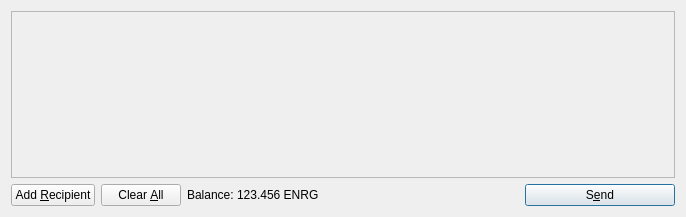
First picture: the form in src/qt/forms/sendcoinsdialog.ui, repository EnergyCoin/energycoin, before the edit.
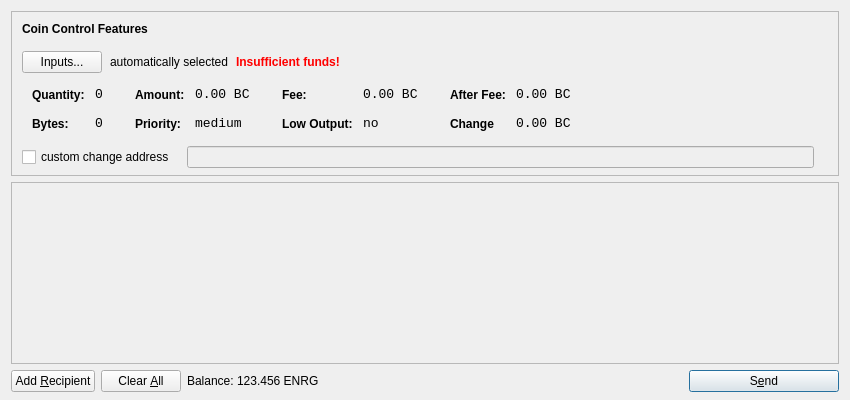
Second picture: the form after the edit. Icons and pictures are not drawn.

Commit message: Coin Control Features added

What changed in the file:
```diff
--- a/src/qt/forms/sendcoinsdialog.ui
+++ b/src/qt/forms/sendcoinsdialog.ui
@@ -6,14 +6,615 @@
    <rect>
     <x>0</x>
     <y>0</y>
-    <width>686</width>
-    <height>217</height>
+    <width>850</width>
+    <height>400</height>
    </rect>
   </property>
   <property name="windowTitle">
    <string>Send Coins</string>
   </property>
-  <layout class="QVBoxLayout" name="verticalLayout">
+  <layout class="QVBoxLayout" name="verticalLayout" stretch="0,1,0">
+   <property name="bottomMargin">
+    <number>8</number>
+   </property>
+   <item>
+    <widget class="QFrame" name="frameCoinControl">
+     <property name="sizePolicy">
+      <sizepolicy hsizetype="Expanding" vsizetype="Expanding">
+       <horstretch>0</horstretch>
+       <verstretch>0</verstretch>
+      </sizepolicy>
+     </property>
+     <property name="maximumSize">
+      <size>
+       <width>16777215</width>
+       <height>16777215</height>
+      </size>
+     </property>
+     <property name="frameShape">
+      <enum>QFrame::StyledPanel</enum>
+     </property>
+     <property name="frameShadow">
+      <enum>QFrame::Sunken</enum>
+     </property>
+     <layout class="QVBoxLayout" name="verticalLayoutCoinControl2">
+      <property name="spacing">
+       <number>-1</number>
+      </property>
+      <property name="leftMargin">
+       <number>0</number>
+      </property>
+      <property name="topMargin">
+       <number>0</number>
+      </property>
+      <property name="rightMargin">
+       <number>0</number>
+      </property>
+      <property name="bottomMargin">
+       <number>6</number>
+      </property>
+      <item>
+       <layout class="QVBoxLayout" name="verticalLayoutCoinControl" stretch="0,0,0,0,1">
+        <property name="spacing">
+         <number>0</number>
+        </property>
+        <property name="leftMargin">
+         <number>10</number>
+        </property>
+        <property name="topMargin">
+         <number>10</number>
+        </property>
+        <item>
+         <layout class="QHBoxLayout" name="horizontalLayoutCoinControl1">
+          <property name="bottomMargin">
+           <number>15</number>
+          </property>
+          <item>
+           <widget class="QLabel" name="labelCoinControlFeatures">
+            <property name="sizePolicy">
+             <sizepolicy hsizetype="Preferred" vsizetype="Maximum">
+              <horstretch>0</horstretch>
+              <verstretch>0</verstretch>
+             </sizepolicy>
+            </property>
+            <property name="font">
+             <font>
+              <weight>75</weight>
+              <bold>true</bold>
+             </font>
+            </property>
+            <property name="styleSheet">
+             <string notr="true">font-weight:bold;</string>
+            </property>
+            <property name="text">
+             <string>Coin Control Features</string>
+            </property>
+           </widget>
+          </item>
+         </layout>
+        </item>
+        <item>
+         <layout class="QHBoxLayout" name="horizontalLayoutCoinControl2" stretch="0,0,0,0">
+          <property name="spacing">
+           <number>8</number>
+          </property>
+          <property name="bottomMargin">
+           <number>10</number>
+          </property>
+          <item>
+           <widget class="QPushButton" name="pushButtonCoinControl">
+            <property name="styleSheet">
+             <string notr="true"/>
+            </property>
+            <property name="text">
+             <string>Inputs...</string>
+            </property>
+           </widget>
+          </item>
+          <item>
+           <widget class="QLabel" name="labelCoinControlAutomaticallySelected">
+            <property name="text">
+             <string>automatically selected</string>
+            </property>
+            <property name="margin">
+             <number>5</number>
+            </property>
+           </widget>
+          </item>
+          <item>
+           <widget class="QLabel" name="labelCoinControlInsuffFunds">
+            <property name="font">
+             <font>
+              <weight>75</weight>
+              <bold>true</bold>
+             </font>
+            </property>
+            <property name="styleSheet">
+             <string notr="true">color:red;font-weight:bold;</string>
+            </property>
+            <property name="text">
+             <string>Insufficient funds!</string>
+            </property>
+            <property name="margin">
+             <number>5</number>
+            </property>
+           </widget>
+          </item>
+          <item>
+           <spacer name="horizontalSpacerCoinControl">
+            <property name="orientation">
+             <enum>Qt::Horizontal</enum>
+            </property>
+            <property name="sizeHint" stdset="0">
+             <size>
+              <width>40</width>
+              <height>1</height>
+             </size>
+            </property>
+           </spacer>
+          </item>
+         </layout>
+        </item>
+        <item>
+         <widget class="QWidget" name="widgetCoinControl" native="true">
+          <property name="sizePolicy">
+           <sizepolicy hsizetype="Preferred" vsizetype="Preferred">
+            <horstretch>0</horstretch>
+            <verstretch>0</verstretch>
+           </sizepolicy>
+          </property>
+          <property name="minimumSize">
+           <size>
+            <width>0</width>
+            <height>0</height>
+           </size>
+          </property>
+          <property name="styleSheet">
+           <string notr="true"/>
+          </property>
+          <layout class="QHBoxLayout" name="horizontalLayoutCoinControl5">
+           <property name="margin">
+            <number>0</number>
+           </property>
+           <item>
+            <layout class="QHBoxLayout" name="horizontalLayoutCoinControl3" stretch="0,0,0,1">
+             <property name="spacing">
+              <number>20</number>
+             </property>
+             <property name="topMargin">
+              <number>0</number>
+             </property>
+             <property name="bottomMargin">
+              <number>10</number>
+             </property>
+             <item>
+              <layout class="QFormLayout" name="formLayoutCoinControl1">
+               <property name="horizontalSpacing">
+                <number>10</number>
+               </property>
+               <property name="verticalSpacing">
+                <number>14</number>
+               </property>
+               <property name="leftMargin">
+                <number>10</number>
+               </property>
+               <property name="topMargin">
+                <number>4</number>
+               </property>
+               <property name="rightMargin">
+                <number>6</number>
+               </property>
+               <item row="0" column="0">
+                <widget class="QLabel" name="labelCoinControlQuantityText">
+                 <property name="styleSheet">
+                  <string notr="true">font-weight:bold;</string>
+                 </property>
+                 <property name="text">
+                  <string>Quantity:</string>
+                 </property>
+                 <property name="margin">
+                  <number>0</number>
+                 </property>
+                </widget>
+               </item>
+               <item row="0" column="1">
+                <widget class="QLabel" name="labelCoinControlQuantity">
+                 <property name="font">
+                  <font>
+                   <family>Monospace</family>
+                   <pointsize>10</pointsize>
+                  </font>
+                 </property>
+                 <property name="cursor">
+                  <cursorShape>IBeamCursor</cursorShape>
+                 </property>
+                 <property name="contextMenuPolicy">
+                  <enum>Qt::ActionsContextMenu</enum>
+                 </property>
+                 <property name="text">
+                  <string>0</string>
+                 </property>
+                 <property name="margin">
+                  <number>0</number>
+                 </property>
+                 <property name="textInteractionFlags">
+                  <set>Qt::LinksAccessibleByMouse|Qt::TextSelectableByKeyboard|Qt::TextSelectableByMouse</set>
+                 </property>
+                </widget>
+               </item>
+               <item row="1" column="0">
+                <widget class="QLabel" name="labelCoinControlBytesText">
+                 <property name="styleSheet">
+                  <string notr="true">font-weight:bold;</string>
+                 </property>
+                 <property name="text">
+                  <string>Bytes:</string>
+                 </property>
+                </widget>
+               </item>
+               <item row="1" column="1">
+                <widget class="QLabel" name="labelCoinControlBytes">
+                 <property name="font">
+                  <font>
+                   <family>Monospace</family>
+                   <pointsize>10</pointsize>
+                  </font>
+                 </property>
+                 <property name="cursor">
+                  <cursorShape>IBeamCursor</cursorShape>
+                 </property>
+                 <property name="contextMenuPolicy">
+                  <enum>Qt::ActionsContextMenu</enum>
+                 </property>
+                 <property name="text">
+                  <string>0</string>
+                 </property>
+                 <property name="textInteractionFlags">
+                  <set>Qt::LinksAccessibleByMouse|Qt::TextSelectableByKeyboard|Qt::TextSelectableByMouse</set>
+                 </property>
+                </widget>
+               </item>
+              </layout>
+             </item>
+             <item>
+              <layout class="QFormLayout" name="formLayoutCoinControl2">
+               <property name="horizontalSpacing">
+                <number>10</number>
+               </property>
+               <property name="verticalSpacing">
+                <number>14</number>
+               </property>
+               <property name="leftMargin">
+                <number>6</number>
+               </property>
+               <property name="topMargin">
+                <number>4</number>
+               </property>
+               <property name="rightMargin">
+                <number>6</number>
+               </property>
+               <item row="0" column="0">
+                <widget class="QLabel" name="labelCoinControlAmountText">
+                 <property name="styleSheet">
+                  <string notr="true">font-weight:bold;</string>
+                 </property>
+                 <property name="text">
+                  <string>Amount:</string>
+                 </property>
+                 <property name="margin">
+                  <number>0</number>
+                 </property>
+                </widget>
+               </item>
+               <item row="0" column="1">
+                <widget class="QLabel" name="labelCoinControlAmount">
+                 <property name="font">
+                  <font>
+                   <family>Monospace</family>
+                   <pointsize>10</pointsize>
+                  </font>
+                 </property>
+                 <property name="cursor">
+                  <cursorShape>IBeamCursor</cursorShape>
+                 </property>
+                 <property name="contextMenuPolicy">
+                  <enum>Qt::ActionsContextMenu</enum>
+                 </property>
+                 <property name="text">
+                  <string>0.00 BC</string>
+                 </property>
+                 <property name="textInteractionFlags">
+                  <set>Qt::LinksAccessibleByMouse|Qt::TextSelectableByKeyboard|Qt::TextSelectableByMouse</set>
+                 </property>
+                </widget>
+               </item>
+               <item row="1" column="0">
+                <widget class="QLabel" name="labelCoinControlPriorityText">
+                 <property name="styleSheet">
+                  <string notr="true">font-weight:bold;</string>
+                 </property>
+                 <property name="text">
+                  <string>Priority:</string>
+                 </property>
+                </widget>
+               </item>
+               <item row="1" column="1">
+                <widget class="QLabel" name="labelCoinControlPriority">
+                 <property name="font">
+                  <font>
+                   <family>Monospace</family>
+                   <pointsize>10</pointsize>
+                  </font>
+                 </property>
+                 <property name="cursor">
+                  <cursorShape>IBeamCursor</cursorShape>
+                 </property>
+                 <property name="contextMenuPolicy">
+                  <enum>Qt::ActionsContextMenu</enum>
+                 </property>
+                 <property name="text">
+                  <string>medium</string>
+                 </property>
+                 <property name="textInteractionFlags">
+                  <set>Qt::LinksAccessibleByMouse|Qt::TextSelectableByKeyboard|Qt::TextSelectableByMouse</set>
+                 </property>
+                </widget>
+               </item>
+              </layout>
+             </item>
+             <item>
+              <layout class="QFormLayout" name="formLayoutCoinControl3">
+               <property name="horizontalSpacing">
+                <number>10</number>
+               </property>
+               <property name="verticalSpacing">
+                <number>14</number>
+               </property>
+               <property name="leftMargin">
+                <number>6</number>
+               </property>
+               <property name="topMargin">
+                <number>4</number>
+               </property>
+               <property name="rightMargin">
+                <number>6</number>
+               </property>
+               <item row="0" column="0">
+                <widget class="QLabel" name="labelCoinControlFeeText">
+                 <property name="styleSheet">
+                  <string notr="true">font-weight:bold;</string>
+                 </property>
+                 <property name="text">
+                  <string>Fee:</string>
+                 </property>
+                 <property name="margin">
+                  <number>0</number>
+                 </property>
+                </widget>
+               </item>
+               <item row="0" column="1">
+                <widget class="QLabel" name="labelCoinControlFee">
+                 <property name="font">
+                  <font>
+                   <family>Monospace</family>
+                   <pointsize>10</pointsize>
+                  </font>
+                 </property>
+                 <property name="cursor">
+                  <cursorShape>IBeamCursor</cursorShape>
+                 </property>
+                 <property name="contextMenuPolicy">
+                  <enum>Qt::ActionsContextMenu</enum>
+                 </property>
+                 <property name="text">
+                  <string>0.00 BC</string>
+                 </property>
+                 <property name="textInteractionFlags">
+                  <set>Qt::LinksAccessibleByMouse|Qt::TextSelectableByKeyboard|Qt::TextSelectableByMouse</set>
+                 </property>
+                </widget>
+               </item>
+               <item row="1" column="0">
+                <widget class="QLabel" name="labelCoinControlLowOutputText">
+                 <property name="styleSheet">
+                  <string notr="true">font-weight:bold;</string>
+                 </property>
+                 <property name="text">
+                  <string>Low Output:</string>
+                 </property>
+                </widget>
+               </item>
+               <item row="1" column="1">
+                <widget class="QLabel" name="labelCoinControlLowOutput">
+                 <property name="font">
+                  <font>
+                   <family>Monospace</family>
+                   <pointsize>10</pointsize>
+                  </font>
+                 </property>
+                 <property name="cursor">
+                  <cursorShape>IBeamCursor</cursorShape>
+                 </property>
+                 <property name="contextMenuPolicy">
+                  <enum>Qt::ActionsContextMenu</enum>
+                 </property>
+                 <property name="text">
+                  <string>no</string>
+                 </property>
+                 <property name="textInteractionFlags">
+                  <set>Qt::LinksAccessibleByMouse|Qt::TextSelectableByKeyboard|Qt::TextSelectableByMouse</set>
+                 </property>
+                </widget>
+               </item>
+              </layout>
+             </item>
+             <item>
+              <layout class="QFormLayout" name="formLayoutCoinControl4">
+               <property name="horizontalSpacing">
+                <number>10</number>
+               </property>
+               <property name="verticalSpacing">
+                <number>14</number>
+               </property>
+               <property name="leftMargin">
+                <number>6</number>
+               </property>
+               <property name="topMargin">
+                <number>4</number>
+               </property>
+               <property name="rightMargin">
+                <number>6</number>
+               </property>
+               <item row="0" column="0">
+                <widget class="QLabel" name="labelCoinControlAfterFeeText">
+                 <property name="styleSheet">
+                  <string notr="true">font-weight:bold;</string>
+                 </property>
+                 <property name="text">
+                  <string>After Fee:</string>
+                 </property>
+                 <property name="margin">
+                  <number>0</number>
+                 </property>
+                </widget>
+               </item>
+               <item row="0" column="1">
+                <widget class="QLabel" name="labelCoinControlAfterFee">
+                 <property name="font">
+                  <font>
+                   <family>Monospace</family>
+                   <pointsize>10</pointsize>
+                  </font>
+                 </property>
+                 <property name="cursor">
+                  <cursorShape>IBeamCursor</cursorShape>
+                 </property>
+                 <property name="contextMenuPolicy">
+                  <enum>Qt::ActionsContextMenu</enum>
+                 </property>
+                 <property name="text">
+                  <string>0.00 BC</string>
+                 </property>
+                 <property name="textInteractionFlags">
+                  <set>Qt::LinksAccessibleByMouse|Qt::TextSelectableByKeyboard|Qt::TextSelectableByMouse</set>
+                 </property>
+                </widget>
+               </item>
+               <item row="1" column="0">
+                <widget class="QLabel" name="labelCoinControlChangeText">
+                 <property name="styleSheet">
+                  <string notr="true">font-weight:bold;</string>
+                 </property>
+                 <property name="text">
+                  <string>Change</string>
+                 </property>
+                </widget>
+               </item>
+               <item row="1" column="1">
+                <widget class="QLabel" name="labelCoinControlChange">
+                 <property name="font">
+                  <font>
+                   <family>Monospace</family>
+                   <pointsize>10</pointsize>
+                  </font>
+                 </property>
+                 <property name="cursor">
+                  <cursorShape>IBeamCursor</cursorShape>
+                 </property>
+                 <property name="contextMenuPolicy">
+                  <enum>Qt::ActionsContextMenu</enum>
+                 </property>
+                 <property name="text">
+                  <string>0.00 BC</string>
+                 </property>
+                 <property name="textInteractionFlags">
+                  <set>Qt::LinksAccessibleByMouse|Qt::TextSelectableByKeyboard|Qt::TextSelectableByMouse</set>
+                 </property>
+                </widget>
+               </item>
+              </layout>
+             </item>
+            </layout>
+           </item>
+          </layout>
+         </widget>
+        </item>
+        <item>
+         <layout class="QHBoxLayout" name="horizontalLayoutCoinControl4" stretch="0,0,0">
+          <property name="spacing">
+           <number>12</number>
+          </property>
+          <property name="sizeConstraint">
+           <enum>QLayout::SetDefaultConstraint</enum>
+          </property>
+          <property name="topMargin">
+           <number>5</number>
+          </property>
+          <property name="rightMargin">
+           <number>5</number>
+          </property>
+          <item>
+           <widget class="QCheckBox" name="checkBoxCoinControlChange">
+            <property name="text">
+             <string>custom change address</string>
+            </property>
+           </widget>
+          </item>
+          <item>
+           <widget class="QLineEdit" name="lineEditCoinControlChange">
+            <property name="enabled">
+             <bool>false</bool>
+            </property>
+            <property name="sizePolicy">
+             <sizepolicy hsizetype="Expanding" vsizetype="Fixed">
+              <horstretch>0</horstretch>
+              <verstretch>0</verstretch>
+             </sizepolicy>
+            </property>
+           </widget>
+          </item>
+          <item>
+           <widget class="QLabel" name="labelCoinControlChangeLabel">
+            <property name="sizePolicy">
+             <sizepolicy hsizetype="Preferred" vsizetype="Expanding">
+              <horstretch>0</horstretch>
+              <verstretch>0</verstretch>
+             </sizepolicy>
+            </property>
+            <property name="minimumSize">
+             <size>
+              <width>0</width>
+              <height>0</height>
+             </size>
+            </property>
+            <property name="text">
+             <string/>
+            </property>
+            <property name="margin">
+             <number>3</number>
+            </property>
+           </widget>
+          </item>
+         </layout>
+        </item>
+        <item>
+         <spacer name="verticalSpacerCoinControl">
+          <property name="orientation">
+           <enum>Qt::Vertical</enum>
+          </property>
+          <property name="sizeHint" stdset="0">
+           <size>
+            <width>800</width>
+            <height>1</height>
+           </size>
+          </property>
+         </spacer>
+        </item>
+       </layout>
+      </item>
+     </layout>
+    </widget>
+   </item>
    <item>
     <widget class="QScrollArea" name="scrollArea">
      <property name="widgetResizable">
@@ -24,7 +625,7 @@
        <rect>
         <x>0</x>
         <y>0</y>
-        <width>666</width>
+        <width>830</width>
         <height>165</height>
        </rect>
       </property>
@@ -108,6 +709,12 @@
        </property>
        <item>
         <widget class="QLabel" name="label">
+		<property name="sizePolicy">
+           <sizepolicy hsizetype="Preferred" vsizetype="Fixed">
+            <horstretch>0</horstretch>
+            <verstretch>0</verstretch>
+           </sizepolicy>
+          </property>
          <property name="text">
           <string>Balance:</string>
          </property>
@@ -115,6 +722,12 @@
        </item>
        <item>
         <widget class="QLabel" name="labelBalance">
+		<property name="sizePolicy">
+           <sizepolicy hsizetype="Preferred" vsizetype="Fixed">
+            <horstretch>0</horstretch>
+            <verstretch>0</verstretch>
+           </sizepolicy>
+          </property>
          <property name="cursor">
           <cursorShape>IBeamCursor</cursorShape>
          </property>
```
The commit also changes 23 other files.
